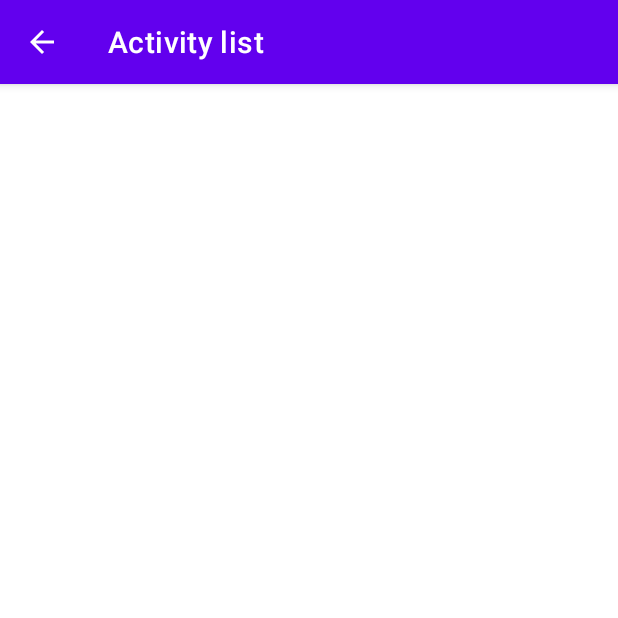
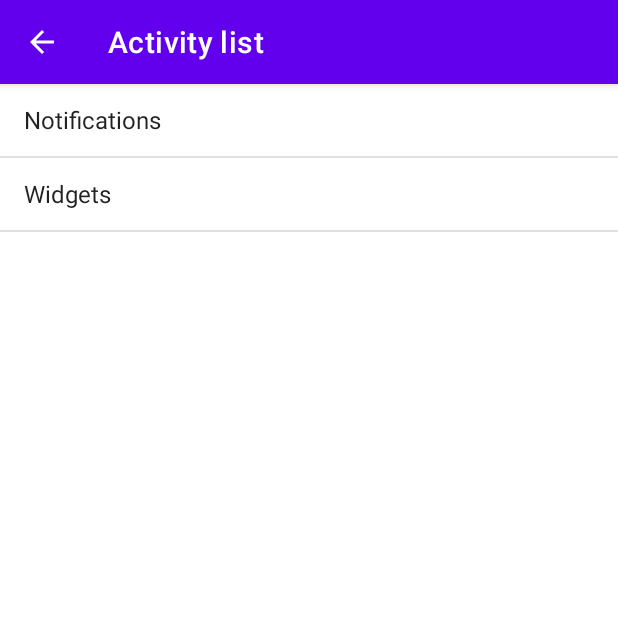
Before and after one commit to Sxymi/AndroidBasics, an Android app: the ListActivity screen opened directly, with no data from a screen before it, on a phone screen of 412 x 824 dp, the top half of it. Run offline under Robolectric (Android 15) with nearby library versions, the phone set to English and light mode, and no system bars.

Commit message:
Notifications & Widgets

```diff
--- a/app/src/main/java/org/sxymi/androidbasics/activities/start/ListActivity.java
+++ b/app/src/main/java/org/sxymi/androidbasics/activities/start/ListActivity.java
@@ -1,9 +1,47 @@
 package org.sxymi.androidbasics.activities.start;
+
+import android.content.res.Resources;
+import android.os.Bundle;
+import android.widget.ArrayAdapter;
+import android.widget.ListView;
 
 import org.sxymi.androidbasics.R;
 import org.sxymi.androidbasics.activities.BaseActivity;
+import org.sxymi.androidbasics.activities.list.NotificationsActivity;
+import org.sxymi.androidbasics.activities.list.WidgetsActivity;
+import org.sxymi.androidbasics.classes.Functions;
+import org.sxymi.androidbasics.classes.list.ListItem;
+
+import java.util.ArrayList;
+import java.util.List;
 
 public class ListActivity extends BaseActivity {
+    private ListView list;
+    private List<ListItem> items = new ArrayList<ListItem>();
+
+    @Override
+    protected void onCreate(Bundle savedInstanceState) {
+        super.onCreate(savedInstanceState);
+        this.initializeItems();
+        this.initializeAdapter();
+    }
+
+    private void initializeItems() {
+        this.addItem(R.string.label_activity_notifications, NotificationsActivity.class);
+        this.addItem(R.string.label_activity_widgets, WidgetsActivity.class);
+    }
+
+    private void initializeAdapter() {
+        List<String> translations = new ArrayList<String>();
+        Resources resources = this.getResources();
+
+        for (ListItem item : items) {
+            translations.add(resources.getString(item.getIdString()));
+        }
+
+        ArrayAdapter<String> adapter = new ArrayAdapter<String>(this, android.R.layout.simple_list_item_1, translations);
+        this.list.setAdapter(adapter);
+    }
 
     @Override
     protected int getLayout() {
@@ -12,11 +50,17 @@ public class ListActivity extends BaseActivity {
 
     @Override
     protected void initializeControls() {
-
+        this.list = this.findViewById(R.id.list_activities);
     }
 
     @Override
     protected void handleControls() {
+        this.list.setOnItemClickListener((parent, view, position, id) -> {
+            Functions.goToActivity(this, this.items.get(position).getTarget());
+        });
+    }
 
+    private void addItem(int idString, Class<?> target) {
+        this.items.add(new ListItem(idString, target));
     }
 }
--- a/app/src/main/java/org/sxymi/androidbasics/activities/start/StartActivity.java
+++ b/app/src/main/java/org/sxymi/androidbasics/activities/start/StartActivity.java
@@ -26,9 +26,9 @@ public class StartActivity extends BaseActivity {
 
     @Override
     protected void initializeControls() {
-        this.buttonList = this.findViewById(R.id.button_start_list);
-        this.buttonAbout = this.findViewById(R.id.button_start_about);
-        this.buttonExit = this.findViewById(R.id.button_start_exit);
+        this.buttonList = this.findViewById(R.id.start_button_list);
+        this.buttonAbout = this.findViewById(R.id.start_button_about);
+        this.buttonExit = this.findViewById(R.id.start_button_exit);
     }
 
     @Override
--- /dev/null
+++ b/app/src/main/java/org/sxymi/androidbasics/classes/list/ListItem.java
@@ -0,0 +1,20 @@
+package org.sxymi.androidbasics.classes.list;
+
+public class ListItem {
+    private int idString;
+
+    private Class<?> target;
+
+    public ListItem(int idString, Class<?> target) {
+        this.idString = idString;
+        this.target = target;
+    }
+
+    public int getIdString() {
+        return this.idString;
+    }
+
+    public Class<?> getTarget() {
+        return this.target;
+    }
+}
--- a/app/src/main/res/layout/activity_list.xml
+++ b/app/src/main/res/layout/activity_list.xml
@@ -1,8 +1,13 @@
 <?xml version="1.0" encoding="utf-8"?>
-<androidx.constraintlayout.widget.ConstraintLayout xmlns:android="http://schemas.android.com/apk/res/android"
+<RelativeLayout xmlns:android="http://schemas.android.com/apk/res/android"
     xmlns:tools="http://schemas.android.com/tools"
     android:layout_width="match_parent"
     android:layout_height="match_parent"
     tools:context=".activities.start.ListActivity">
 
-</androidx.constraintlayout.widget.ConstraintLayout>
+    <ListView
+        android:id="@+id/list_activities"
+        android:layout_width="match_parent"
+        android:layout_height="match_parent" />
+
+</RelativeLayout>
```
Also changed, not shown: app/src/main/AndroidManifest.xml (+19 -0 lines), app/src/main/java/org/sxymi/androidbasics/activities/list/NotificationsActivity.java (added, +64 -0 lines), app/src/main/java/org/sxymi/androidbasics/activities/list/WidgetsActivity.java (added, +59 -0 lines), app/src/main/java/org/sxymi/androidbasics/classes/Functions.java (+9 -0 lines), app/src/main/res/layout/activity_about.xml (+11 -11 lines), app/src/main/res/layout/activity_notifications.xml (renamed from app/src/main/res/layout/activity_start.xml, +9 -15 lines), app/src/main/res/layout/activity_widgets.xml (added, +78 -0 lines), app/src/main/res/values/strings.xml (+26 -7 lines).
